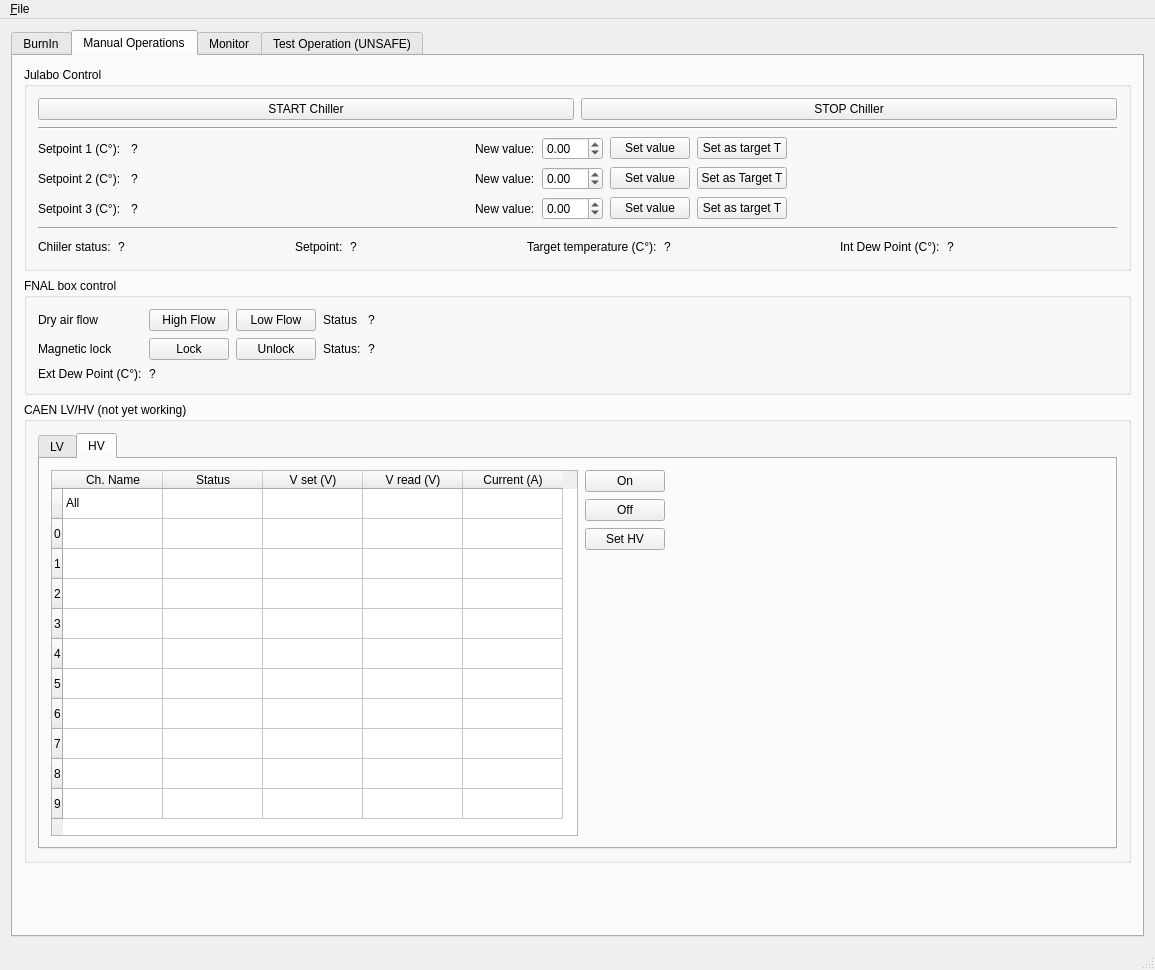
The window that GUI.ui (pisaoutertracker/BurnIn_Controller) describes before a commit, drawn with Qt 5.
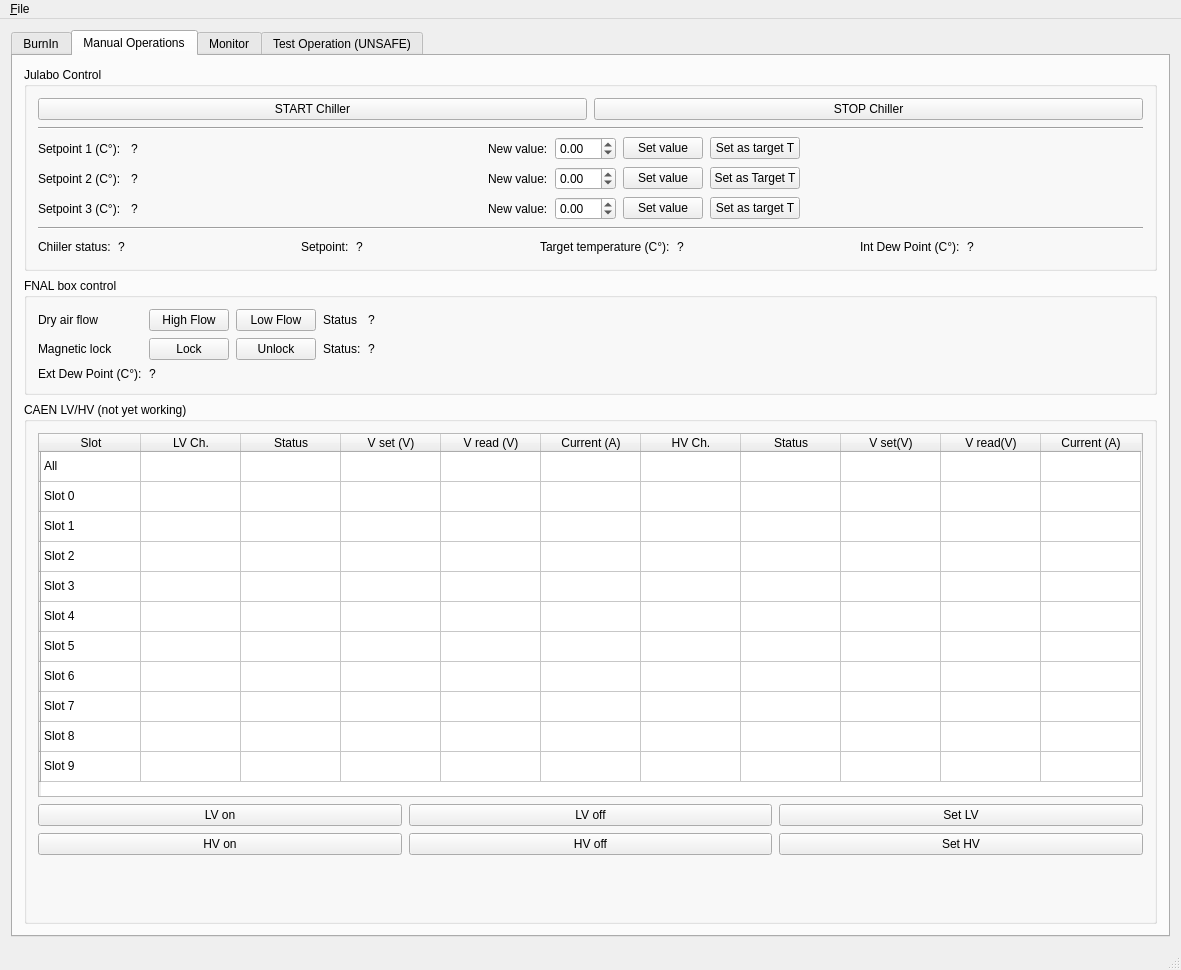
The same window after the commit. The open tabs and pages were chosen to show the change. Icons and pictures are not drawn.

What changed in the file:
```diff
--- a/GUI.ui
+++ b/GUI.ui
@@ -9,7 +9,7 @@
    <rect>
     <x>0</x>
     <y>0</y>
-    <width>1155</width>
+    <width>1181</width>
     <height>970</height>
    </rect>
   </property>
@@ -38,7 +38,7 @@
        </font>
       </property>
       <property name="currentIndex">
-       <number>3</number>
+       <number>1</number>
       </property>
       <widget class="QWidget" name="BurnIn_tab">
        <attribute name="title">
@@ -517,17 +517,13 @@
           </property>
           <layout class="QVBoxLayout" name="verticalLayout_14">
            <item>
-            <widget class="QTabWidget" name="tabWidget_2">
-             <property name="currentIndex">
-              <number>0</number>
+            <widget class="QTableWidget" name="Ctrl_CAEN_table">
+             <property name="maximumSize">
+              <size>
+               <width>16777215</width>
+               <height>16777215</height>
+              </size>
              </property>
-             <widget class="QWidget" name="tab">
-              <attribute name="title">
-               <string>LV</string>
-              </attribute>
-              <layout class="QHBoxLayout" name="horizontalLayout_10">
-               <item>
-                <widget class="QTableWidget" name="Ctrl_LV_table">
                  <property name="frameShape">
                   <enum>QFrame::StyledPanel</enum>
                  </property>
@@ -559,57 +555,62 @@
                  </row>
                  <row>
                   <property name="text">
-                   <string>0</string>
+               <string/>
                   </property>
                  </row>
                  <row>
                   <property name="text">
-                   <string>1</string>
+               <string/>
                   </property>
                  </row>
                  <row>
                   <property name="text">
-                   <string>2</string>
+               <string/>
                   </property>
                  </row>
                  <row>
                   <property name="text">
-                   <string>3</string>
+               <string/>
                   </property>
                  </row>
                  <row>
                   <property name="text">
-                   <string>4</string>
+               <string/>
                   </property>
                  </row>
                  <row>
                   <property name="text">
-                   <string>5</string>
+               <string/>
                   </property>
                  </row>
                  <row>
                   <property name="text">
-                   <string>6</string>
+               <string/>
                   </property>
                  </row>
                  <row>
                   <property name="text">
-                   <string>7</string>
+               <string/>
                   </property>
                  </row>
                  <row>
                   <property name="text">
-                   <string>8</string>
+               <string/>
                   </property>
                  </row>
                  <row>
                   <property name="text">
-                   <string>9</string>
+               <string/>
                   </property>
                  </row>
                  <column>
                   <property name="text">
-                   <string>Ch. Name</string>
+               <string>Slot</string>
+              </property>
+             </column>
+             <column>
+              <property name="text">
+               <string>LV Ch.</string>
                   </property>
                  </column>
                  <column>
@@ -632,6 +633,31 @@
                    <string>Current (A)</string>
                   </property>
                  </column>
+             <column>
+              <property name="text">
+               <string>HV Ch.</string>
+              </property>
+             </column>
+             <column>
+              <property name="text">
+               <string>Status</string>
+              </property>
+             </column>
+             <column>
+              <property name="text">
+               <string>V set(V)</string>
+              </property>
+             </column>
+             <column>
+              <property name="text">
+               <string>V read(V)</string>
+              </property>
+             </column>
+             <column>
+              <property name="text">
+               <string>Current (A)</string>
+              </property>
+             </column>
                  <item row="0" column="0">
                   <property name="text">
                    <string>All</string>
@@ -640,58 +666,117 @@
                    <enum>Unchecked</enum>
                   </property>
                  </item>
+             <item row="0" column="1">
+              <property name="text">
+               <string/>
+              </property>
+             </item>
                  <item row="1" column="0">
                   <property name="text">
-                   <string/>
+               <string>Slot 0</string>
                   </property>
                   <property name="checkState">
                    <enum>Unchecked</enum>
                   </property>
                  </item>
+             <item row="1" column="1">
+              <property name="text">
+               <string/>
+              </property>
+             </item>
                  <item row="2" column="0">
                   <property name="text">
-                   <string/>
+               <string>Slot 1</string>
                   </property>
                   <property name="checkState">
                    <enum>Unchecked</enum>
                   </property>
                  </item>
+             <item row="2" column="1">
+              <property name="text">
+               <string/>
+              </property>
+             </item>
                  <item row="3" column="0">
+              <property name="text">
+               <string>Slot 2</string>
+              </property>
                   <property name="checkState">
                    <enum>Unchecked</enum>
                   </property>
                  </item>
+             <item row="3" column="1">
+              <property name="text">
+               <string/>
+              </property>
+             </item>
+             <item row="3" column="2">
+              <property name="text">
+               <string/>
+              </property>
+             </item>
                  <item row="4" column="0">
+              <property name="text">
+               <string>Slot 3</string>
+              </property>
                   <property name="checkState">
                    <enum>Unchecked</enum>
                   </property>
                  </item>
+             <item row="4" column="1">
+              <property name="text">
+               <string/>
+              </property>
+             </item>
                  <item row="5" column="0">
+              <property name="text">
+               <string>Slot 4</string>
+              </property>
                   <property name="checkState">
                    <enum>Unchecked</enum>
                   </property>
                  </item>
+             <item row="5" column="1">
+              <property name="text">
+               <string/>
+              </property>
+             </item>
                  <item row="6" column="0">
+              <property name="text">
+               <string>Slot 5</string>
+              </property>
                   <property name="checkState">
                    <enum>Unchecked</enum>
                   </property>
                  </item>
                  <item row="7" column="0">
+              <property name="text">
+               <string>Slot 6</string>
+              </property>
                   <property name="checkState">
                    <enum>Unchecked</enum>
                   </property>
                  </item>
                  <item row="8" column="0">
+              <property name="text">
+               <string>Slot 7</string>
+              </property>
                   <property name="checkState">
                    <enum>Unchecked</enum>
                   </property>
                  </item>
                  <item row="9" column="0">
+              <property name="text">
+               <string>Slot 8</string>
+              </property>
                   <property name="checkState">
                    <enum>Unchecked</enum>
                   </property>
                  </item>
                  <item row="10" column="0">
+              <property name="text">
+               <string>Slot 9</string>
+              </property>
                   <property name="checkState">
                    <enum>Unchecked</enum>
                   </property>
@@ -699,7 +784,7 @@
                 </widget>
                </item>
                <item>
-                <layout class="QVBoxLayout" name="verticalLayout_15">
+            <layout class="QHBoxLayout" name="horizontalLayout_10">
                  <item>
                   <widget class="QPushButton" name="pushButton_9">
                    <property name="text">
@@ -721,217 +806,35 @@
                    </property>
                   </widget>
                  </item>
-                 <item>
-                  <spacer name="verticalSpacer_4">
-                   <property name="orientation">
-                    <enum>Qt::Vertical</enum>
-                   </property>
-                   <property name="sizeHint" stdset="0">
-                    <size>
-                     <width>20</width>
-                     <height>40</height>
-                    </size>
-                   </property>
-                  </spacer>
-                 </item>
                 </layout>
                </item>
                <item>
-                <spacer name="horizontalSpacer_12">
-                 <property name="orientation">
-                  <enum>Qt::Horizontal</enum>
-                 </property>
-                 <property name="sizeHint" stdset="0">
-                  <size>
-                   <width>40</width>
-                   <height>20</height>
-                  </size>
-                 </property>
-                </spacer>
-               </item>
-              </layout>
-             </widget>
-             <widget class="QWidget" name="tab_2">
-              <attribute name="title">
-               <string>HV</string>
-              </attribute>
               <layout class="QHBoxLayout" name="horizontalLayout_11">
                <item>
-                <widget class="QTableWidget" name="tableWidget_2">
-                 <property name="sizeAdjustPolicy">
-                  <enum>QAbstractScrollArea::AdjustToContents</enum>
-                 </property>
-                 <property name="autoScrollMargin">
-                  <number>17</number>
-                 </property>
-                 <property name="editTriggers">
-                  <set>QAbstractItemView::NoEditTriggers</set>
-                 </property>
-                 <row>
+              <widget class="QPushButton" name="pushButton">
                   <property name="text">
-                   <string/>
-                  </property>
-                 </row>
-                 <row>
-                  <property name="text">
-                   <string>0</string>
-                  </property>
-                 </row>
-                 <row>
-                  <property name="text">
-                   <string>1</string>
-                  </property>
-                 </row>
-                 <row>
-                  <property name="text">
-                   <string>2</string>
-                  </property>
-                 </row>
-                 <row>
-                  <property name="text">
-                   <string>3</string>
-                  </property>
-                 </row>
-                 <row>
-                  <property name="text">
-                   <string>4</string>
-                  </property>
-                 </row>
-                 <row>
-                  <property name="text">
-                   <string>5</string>
-                  </property>
-                 </row>
-                 <row>
-                  <property name="text">
-                   <string>6</string>
-                  </property>
-                 </row>
-                 <row>
-                  <property name="text">
-                   <string>7</string>
-                  </property>
-                 </row>
-                 <row>
-                  <property name="text">
-                   <string>8</string>
-                  </property>
-                 </row>
-                 <row>
-                  <property name="text">
-                   <string>9</string>
-                  </property>
-                 </row>
-                 <column>
-                  <property name="text">
-                   <string>Ch. Name</string>
-                  </property>
-                 </column>
-                 <column>
-                  <property name="text">
-                   <string>Status</string>
-                  </property>
-                 </column>
-                 <column>
-                  <property name="text">
-                   <string>V set (V)</string>
-                  </property>
-                 </column>
-                 <column>
-                  <property name="text">
-                   <string>V read (V)</string>
-                  </property>
-                 </column>
-                 <column>
-                  <property name="text">
-                   <string>Current (A)</string>
-                  </property>
-                 </column>
-                 <item row="0" column="0">
-                  <property name="text">
-                   <string>All</string>
-                  </property>
-                  <property name="checkState">
-                   <enum>Unchecked</enum>
-                  </property>
-                 </item>
-                 <item row="1" column="0">
-                  <property name="checkState">
-                   <enum>Unchecked</enum>
-                  </property>
-                 </item>
-                 <item row="2" column="0">
-                  <property name="checkState">
-                   <enum>Unchecked</enum>
-                  </property>
-                 </item>
-                 <item row="3" column="0">
-                  <property name="checkState">
-                   <enum>Unchecked</enum>
-                  </property>
-                 </item>
-                 <item row="4" column="0">
-                  <property name="checkState">
-                   <enum>Unchecked</enum>
-                  </property>
-                 </item>
-                 <item row="5" column="0">
-                  <property name="checkState">
-                   <enum>Unchecked</enum>
-                  </property>
-                 </item>
-                 <item row="6" column="0">
-                  <property name="checkState">
-                   <enum>Unchecked</enum>
-                  </property>
-                 </item>
-                 <item row="7" column="0">
-                  <property name="checkState">
-                   <enum>Unchecked</enum>
-                  </property>
-                 </item>
-                 <item row="8" column="0">
-                  <property name="checkState">
-                   <enum>Unchecked</enum>
-                  </property>
-                 </item>
-                 <item row="9" column="0">
-                  <property name="checkState">
-                   <enum>Unchecked</enum>
-                  </property>
-                 </item>
-                 <item row="10" column="0">
-                  <property name="checkState">
-                   <enum>Unchecked</enum>
-                  </property>
-                 </item>
-                </widget>
-               </item>
-               <item>
-                <layout class="QVBoxLayout" name="verticalLayout_13">
+                <string>HV on</string>
+               </property>
+              </widget>
+             </item>
                  <item>
                   <widget class="QPushButton" name="pushButton_2">
                    <property name="text">
-                    <string>On</string>
+                <string>HV off</string>
                    </property>
                   </widget>
                  </item>
                  <item>
                   <widget class="QPushButton" name="pushButton_3">
                    <property name="text">
-                    <string>Off</string>
-                   </property>
-                  </widget>
-                 </item>
-                 <item>
-                  <widget class="QPushButton" name="pushButton">
-                   <property name="text">
                     <string>Set HV</string>
                    </property>
                   </widget>
                  </item>
+            </layout>
+           </item>
                  <item>
-                  <spacer name="verticalSpacer_5">
+            <spacer name="verticalSpacer_4">
                    <property name="orientation">
                     <enum>Qt::Vertical</enum>
                    </property>
@@ -944,39 +847,7 @@
                   </spacer>
                  </item>
                 </layout>
-               </item>
-               <item>
-                <spacer name="horizontalSpacer_10">
-                 <property name="orientation">
-                  <enum>Qt::Horizontal</enum>
-                 </property>
-                 <property name="sizeHint" stdset="0">
-                  <size>
-                   <width>40</width>
-                   <height>20</height>
-                  </size>
-                 </property>
-                </spacer>
-               </item>
-              </layout>
-             </widget>
-            </widget>
-           </item>
-          </layout>
-         </widget>
-        </item>
-        <item>
-         <spacer name="verticalSpacer_6">
-          <property name="orientation">
-           <enum>Qt::Vertical</enum>
-          </property>
-          <property name="sizeHint" stdset="0">
-           <size>
-            <width>20</width>
-            <height>40</height>
-           </size>
-          </property>
-         </spacer>
+         </widget>
         </item>
        </layout>
       </widget>
@@ -2370,7 +2241,7 @@
              <item>
               <widget class="QLineEdit" name="ModuleTestCmd_line">
                <property name="text">
-                <string>ls -ltr</string>
+                <string>python3 moduleTest.py</string>
                </property>
               </widget>
              </item>
@@ -2410,7 +2281,7 @@
     <rect>
      <x>0</x>
      <y>0</y>
-     <width>1155</width>
+     <width>1181</width>
      <height>20</height>
     </rect>
    </property>
```
Lines whose indentation alone changed are shown as unchanged.
